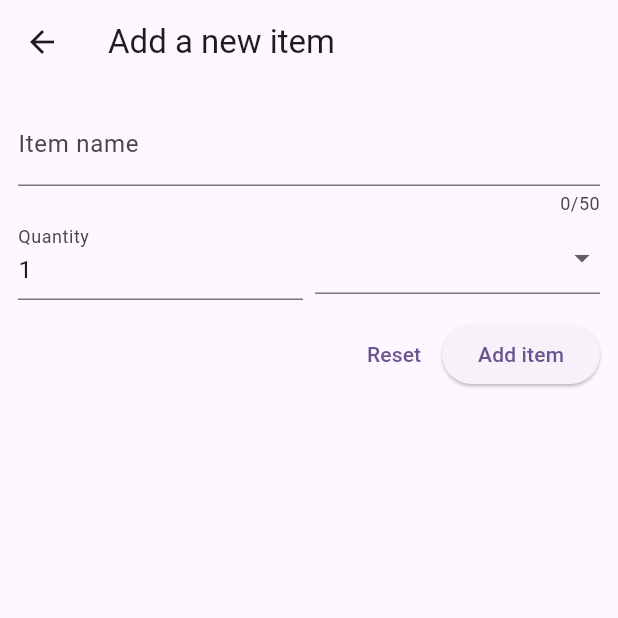
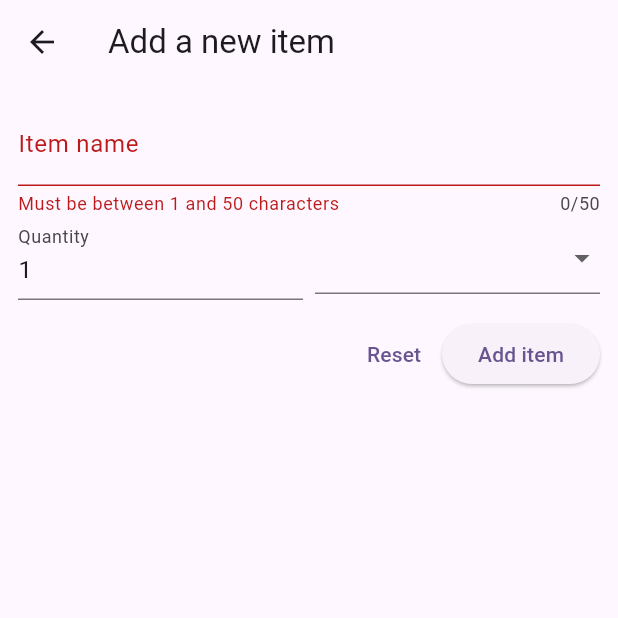
Before and after one commit to IrisNeonDreams1989/shopping_list_app, a Flutter app: the NewItem screen opened directly, after a tap on "Add item", on a phone screen of 412 x 824 dp, the top half of it. Run offline on Flutter 3.47's test engine with Material 3 defaults, Android fonts, the phone set to English and light mode, and no system bars.

```diff
--- a/lib/widgets/new_item.dart
+++ b/lib/widgets/new_item.dart
@@ -9,6 +9,11 @@ class NewItem extends StatefulWidget {
 }
 
 class _NewItemState extends State<NewItem> {
+  final _formKey = GlobalKey<FormState>();
+  void _saveItem() {
+    _formKey.currentState!.validate();
+  }
+
   @override
   Widget build(BuildContext context) {
     return Scaffold(
@@ -18,6 +23,7 @@ class _NewItemState extends State<NewItem> {
       body: Padding(
         padding: const EdgeInsets.all(12),
         child: Form(
+          key: _formKey,
           child: Column(
             children: [
               TextFormField(
@@ -87,9 +93,13 @@ class _NewItemState extends State<NewItem> {
               Row(
                 mainAxisAlignment: MainAxisAlignment.end,
                 children: [
-                  TextButton(onPressed: () {}, child: const Text('Reset')),
+                  TextButton(
+                      onPressed: () {
+                        _formKey.currentState!.reset();
+                      },
+                      child: const Text('Reset')),
                   ElevatedButton(
-                      onPressed: () {}, child: const Text('Add item')),
+                      onPressed: _saveItem, child: const Text('Add item')),
                 ],
               ),
             ],
```
